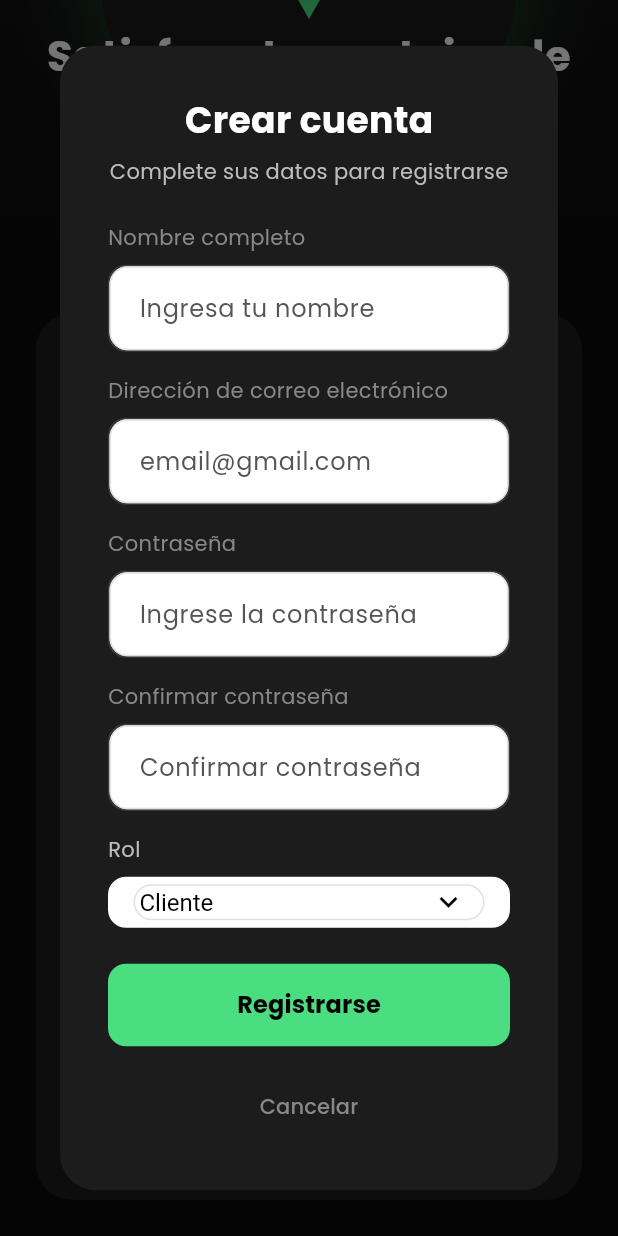
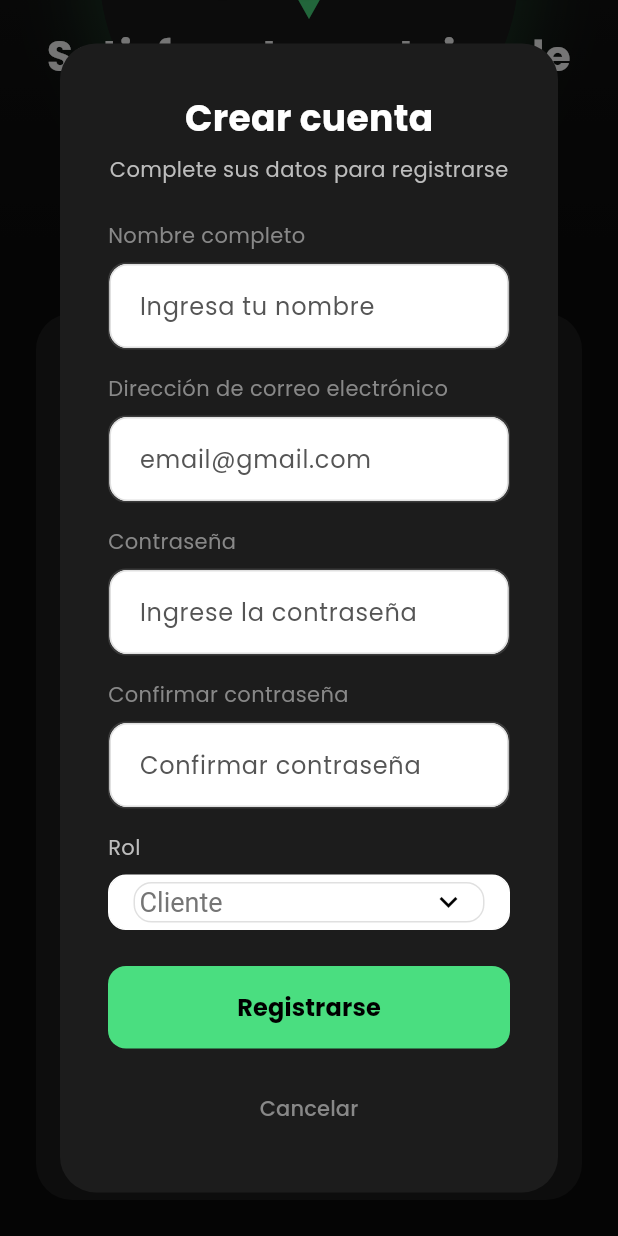
Before and after one commit to XimeCruz/averapizzav2-front, a Flutter app: the screen it shows after launch, scrolled down 227 dp, after a tap on "Registrarse", on a phone screen of 412 x 824 dp. Run offline on Flutter 3.47's test engine with Material 3 defaults, Android fonts, the phone set to English and light mode, and no system bars; drawn by our look-alikes of flutter_animate; our stand-ins replace dio, google_fonts, shared_preferences; network calls fail.

Commit message:
[UPD] update login_screen.dart

```diff
--- a/lib/presentation/screens/auth/login_screen.dart
+++ b/lib/presentation/screens/auth/login_screen.dart
@@ -202,9 +202,9 @@ class _LoginScreenState extends State<LoginScreen> {
                             contentPadding: EdgeInsets.zero,
                             isDense: true,
                           ),
-                          style: const TextStyle(
-                            color: Colors.black,
-                            fontSize: 16,
+                          style: TextStyle(
+                            color: Colors.grey[600],
+                            fontSize: 18,
                           ),
                           icon: const Icon(
                             Icons.keyboard_arrow_down,
```
